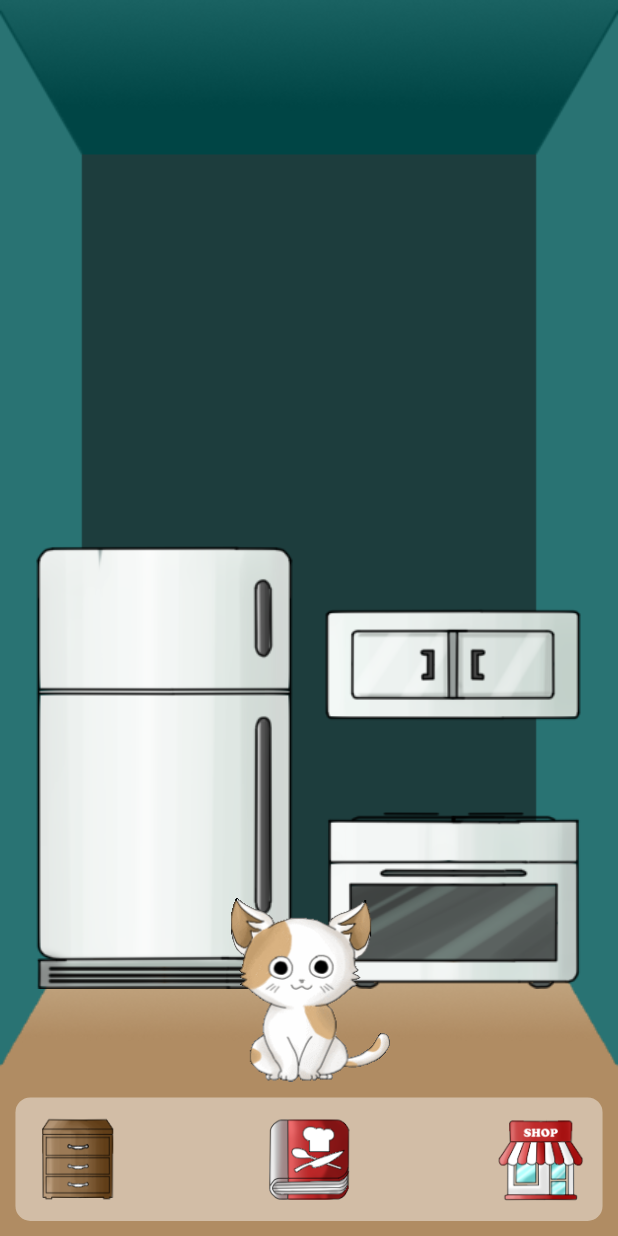
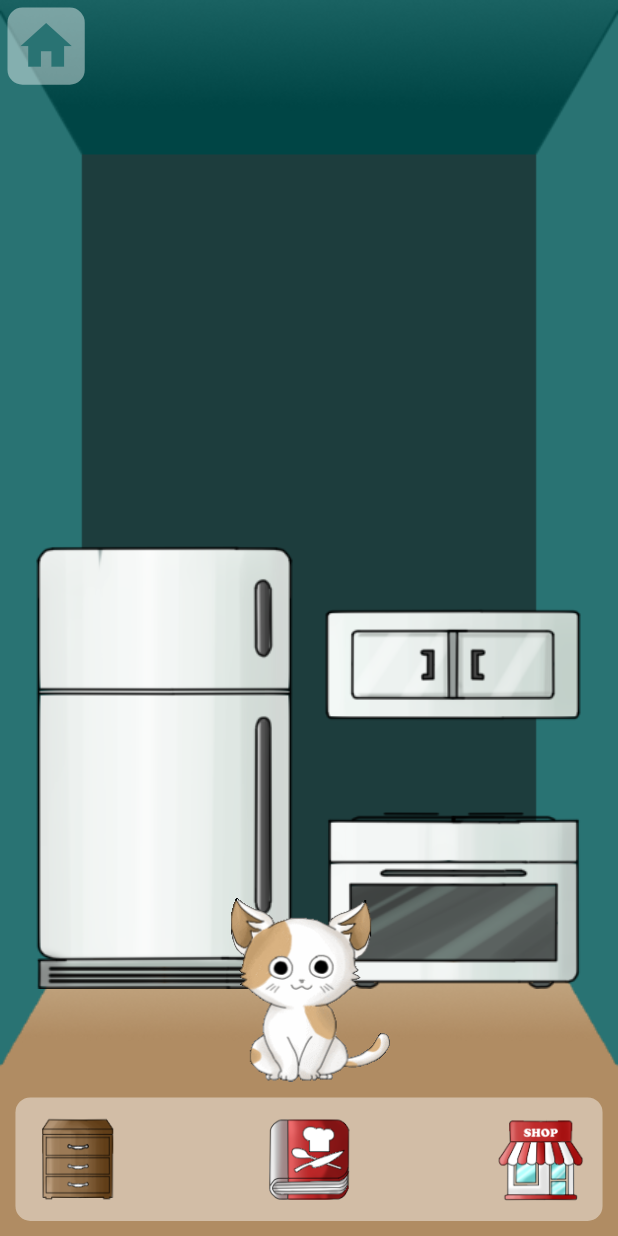
Before and after one commit to calorun-project/calorun_app, a Flutter app: the GameHome screen opened directly, on a phone screen of 412 x 824 dp. Run offline on Flutter 3.47's test engine with Material 2 defaults, Android fonts, the phone set to English and light mode, and no system bars; our stand-ins replace cloud_firestore, firebase_auth, firebase_core, firebase_storage, flutter_map, fluttertoast and 5 more; missing offline and left inert: geocoder; accounts and stored records are empty.

Commit message:
Update home.dart

```diff
--- a/lib/game/home.dart
+++ b/lib/game/home.dart
@@ -148,7 +148,24 @@ class GameHomeBuild extends State<GameHome> {
                     Navigator.push(
                         context, MaterialPageRoute(builder: (context) => Cat()))
                   },
-                ))
+                )),
+            Positioned(
+              top: MediaQuery.of(context).padding.top,
+              left: 0,
+              child: InkWell(
+                onTap: () => {Navigator.pop(context)},
+                child: Container(
+                  height: MediaQuery.of(context).size.width * 1 / 8,
+                  width: MediaQuery.of(context).size.width * 1 / 8,
+                  margin: EdgeInsets.fromLTRB(5, 5, 5, 5),
+                  decoration: BoxDecoration(
+                      color: Color(1845493759),
+                      borderRadius: BorderRadius.all(Radius.circular(10))
+                  ),
+                  child: Icon(Icons.home, color: Color(-14060685), size: MediaQuery.of(context).size.width * 0.1,),
+                ),
+              ),
+            ),
           ],
         ));
   }
```
